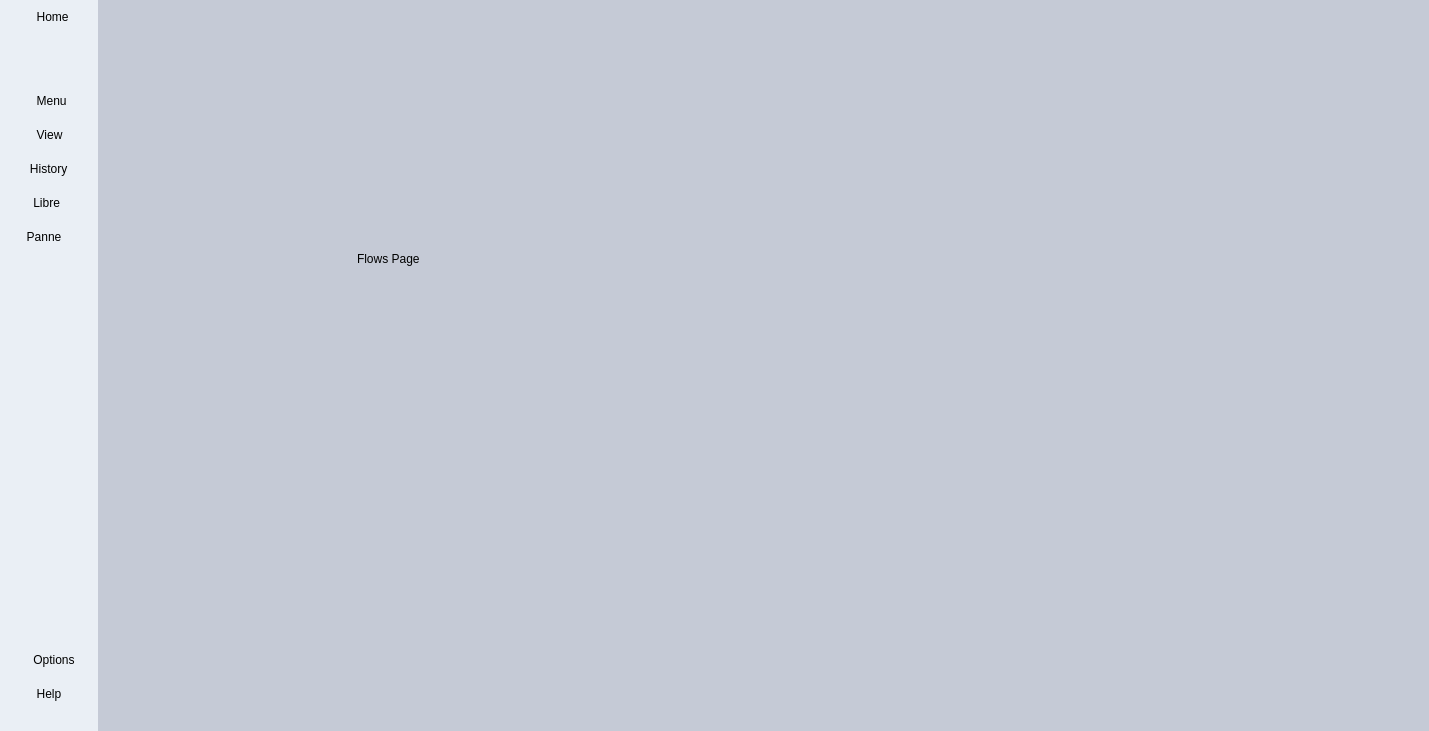
h471x/SQLite_Inventory_Management, file forms/mainapp.ui: the form before one commit.
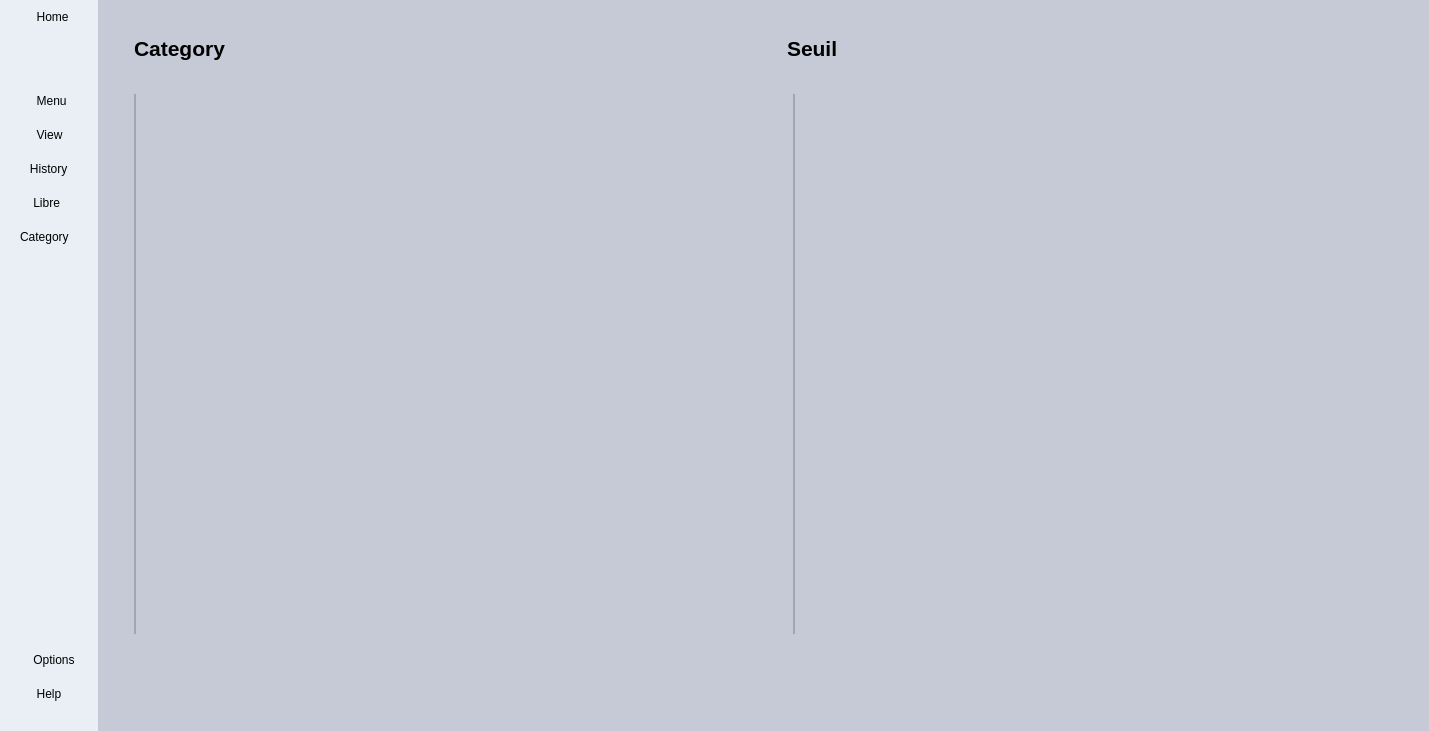
The form after the commit. The open tabs and pages were chosen to show the change. Icons and pictures are not drawn.

What changed in the file:
```diff
--- a/forms/mainapp.ui
+++ b/forms/mainapp.ui
@@ -66,7 +66,7 @@
 #Content QTreeView::item:Alternate{background-color: #a2a6ae;}
 #Content QTreeView::item:Hover{background-color: #d4d8e2;}
 
-#title, #title_2, #availableTitle,#availableTitle_2, #userTitle, #adminTitle, #creationTitle{
+#title, #title_2, #availableTitle,#availableTitle_2, #userTitle, #adminTitle, #creationTitle, #categoryTitle, #seuilTitle{
 	font-size: 16pt;
 	font-weight: bold;
 }
@@ -345,7 +345,7 @@
              <item>
               <widget class="QPushButton" name="PanneBtn">
                <property name="text">
-                <string>  Panne </string>
+                <string>Category </string>
                </property>
                <property name="icon">
                 <iconset resource="../resources/resources.qrc">
@@ -1688,7 +1688,7 @@
                         <number>0</number>
                        </property>
                        <item>
-                        <widget class="QTableWidget" name="categoryWidget">
+                        <widget class="QTableWidget" name="panneWidget">
                          <property name="focusPolicy">
                           <enum>Qt::NoFocus</enum>
                          </property>
@@ -2098,19 +2098,447 @@
           </layout>
          </widget>
          <widget class="QWidget" name="FlowsPage">
-          <widget class="QLabel" name="label_5">
-           <property name="geometry">
-            <rect>
-             <x>250</x>
-             <y>240</y>
-             <width>191</width>
-             <height>19</height>
-            </rect>
-           </property>
-           <property name="text">
-            <string>Flows Page</string>
-           </property>
-          </widget>
+          <layout class="QVBoxLayout" name="verticalLayout_33">
+           <item>
+            <widget class="QFrame" name="frame_30">
+             <property name="frameShape">
+              <enum>QFrame::StyledPanel</enum>
+             </property>
+             <property name="frameShadow">
+              <enum>QFrame::Raised</enum>
+             </property>
+             <layout class="QVBoxLayout" name="verticalLayout_34">
+              <item>
+               <widget class="QFrame" name="AvailableHeader_3">
+                <property name="frameShape">
+                 <enum>QFrame::StyledPanel</enum>
+                </property>
+                <property name="frameShadow">
+                 <enum>QFrame::Raised</enum>
+                </property>
+                <layout class="QHBoxLayout" name="horizontalLayout_22">
+                 <item>
+                  <widget class="QLabel" name="categoryTitle">
+                   <property name="text">
+                    <string>Category</string>
+                   </property>
+                  </widget>
+                 </item>
+                 <item>
+                  <spacer name="horizontalSpacer_26">
+                   <property name="orientation">
+                    <enum>Qt::Horizontal</enum>
+                   </property>
+                   <property name="sizeHint" stdset="0">
+                    <size>
+                     <width>276</width>
+                     <height>20</height>
+                    </size>
+                   </property>
+                  </spacer>
+                 </item>
+                 <item>
+                  <widget class="QLabel" name="seuilTitle">
+                   <property name="text">
+                    <string>Seuil</string>
+                   </property>
+                  </widget>
+                 </item>
+                 <item>
+                  <spacer name="horizontalSpacer_27">
+                   <property name="orientation">
+                    <enum>Qt::Horizontal</enum>
+                   </property>
+                   <property name="sizeHint" stdset="0">
+                    <size>
+                     <width>437</width>
+                     <height>20</height>
+                    </size>
+                   </property>
+                  </spacer>
+                 </item>
+                </layout>
+               </widget>
+              </item>
+              <item>
+               <widget class="QFrame" name="AvailableBody_3">
+                <property name="frameShape">
+                 <enum>QFrame::StyledPanel</enum>
+                </property>
+                <property name="frameShadow">
+                 <enum>QFrame::Raised</enum>
+                </property>
+                <layout class="QHBoxLayout" name="horizontalLayout_26" stretch="100,0,100">
+                 <property name="spacing">
+                  <number>0</number>
+                 </property>
+                 <property name="leftMargin">
+                  <number>0</number>
+                 </property>
+                 <property name="rightMargin">
+                  <number>0</number>
+                 </property>
+                 <property name="bottomMargin">
+                  <number>0</number>
+                 </property>
+                 <item>
+                  <widget class="QFrame" name="frame_31">
+                   <property name="frameShape">
+                    <enum>QFrame::StyledPanel</enum>
+                   </property>
+                   <property name="frameShadow">
+                    <enum>QFrame::Raised</enum>
+                   </property>
+                   <layout class="QHBoxLayout" name="horizontalLayout_27">
+                    <item>
+                     <widget class="QTableWidget" name="categoryWidget">
+                      <property name="focusPolicy">
+                       <enum>Qt::NoFocus</enum>
+                      </property>
+                      <property name="lineWidth">
+                       <number>2</number>
+                      </property>
+                      <property name="sizeAdjustPolicy">
+                       <enum>QAbstractScrollArea::AdjustToContents</enum>
+                      </property>
+                      <property name="autoScroll">
+                       <bool>false</bool>
+                      </property>
+                      <property name="editTriggers">
+                       <set>QAbstractItemView::NoEditTriggers</set>
+                      </property>
+                      <property name="tabKeyNavigation">
+                       <bool>false</bool>
+                      </property>
+                      <property name="alternatingRowColors">
+                       <bool>true</bool>
+                      </property>
+                      <property name="selectionMode">
+                       <enum>QAbstractItemView::ExtendedSelection</enum>
+                      </property>
+                      <property name="selectionBehavior">
+                       <enum>QAbstractItemView::SelectItems</enum>
+                      </property>
+                      <property name="verticalScrollMode">
+                       <enum>QAbstractItemView::ScrollPerPixel</enum>
+                      </property>
+                      <property name="horizontalScrollMode">
+                       <enum>QAbstractItemView::ScrollPerPixel</enum>
+                      </property>
+                      <property name="showGrid">
+                       <bool>true</bool>
+                      </property>
+                      <property name="gridStyle">
+                       <enum>Qt::SolidLine</enum>
+                      </property>
+                      <property name="columnCount">
+                       <number>0</number>
+                      </property>
+                      <attribute name="horizontalHeaderMinimumSectionSize">
+                       <number>50</number>
+                      </attribute>
+                      <attribute name="horizontalHeaderDefaultSectionSize">
+                       <number>50</number>
+                      </attribute>
+                      <attribute name="horizontalHeaderShowSortIndicator" stdset="0">
+                       <bool>true</bool>
+                      </attribute>
+                      <attribute name="horizontalHeaderStretchLastSection">
+                       <bool>false</bool>
+                      </attribute>
+                      <attribute name="verticalHeaderMinimumSectionSize">
+                       <number>30</number>
+                      </attribute>
+                      <attribute name="verticalHeaderStretchLastSection">
+                       <bool>false</bool>
+                      </attribute>
+                      <row>
+                       <property name="text">
+                        <string/>
+                       </property>
+                       <property name="textAlignment">
+                        <set>AlignCenter</set>
+                       </property>
+                      </row>
+                      <row>
+                       <property name="text">
+                        <string/>
+                       </property>
+                      </row>
+                      <row>
+                       <property name="text">
+                        <string/>
+                       </property>
+                      </row>
+                      <row>
+                       <property name="text">
+                        <string/>
+                       </property>
+                      </row>
+                      <row>
+                       <property name="text">
+                        <string/>
+                       </property>
+                      </row>
+                      <row>
+                       <property name="text">
+                        <string/>
+                       </property>
+                      </row>
+                      <row>
+                       <property name="text">
+                        <string/>
+                       </property>
+                      </row>
+                      <row>
+                       <property name="text">
+                        <string/>
+                       </property>
+                      </row>
+                      <row>
+                       <property name="text">
+                        <string/>
+                       </property>
+                      </row>
+                      <row>
+                       <property name="text">
+                        <string/>
+                       </property>
+                      </row>
+                      <row>
+                       <property name="text">
+                        <string/>
+                       </property>
+                      </row>
+                      <row>
+                       <property name="text">
+                        <string/>
+                       </property>
+                      </row>
+                      <row>
+                       <property name="text">
+                        <string/>
+                       </property>
+                      </row>
+                      <row>
+                       <property name="text">
+                        <string/>
+                       </property>
+                      </row>
+                      <row>
+                       <property name="text">
+                        <string/>
+                       </property>
+                      </row>
+                      <row>
+                       <property name="text">
+                        <string/>
+                       </property>
+                      </row>
+                      <row>
+                       <property name="text">
+                        <string/>
+                       </property>
+                      </row>
+                      <row>
+                       <property name="text">
+                        <string/>
+                       </property>
+                      </row>
+                     </widget>
+                    </item>
+                   </layout>
+                  </widget>
+                 </item>
+                 <item>
+                  <spacer name="horizontalSpacer_25">
+                   <property name="orientation">
+                    <enum>Qt::Horizontal</enum>
+                   </property>
+                   <property name="sizeHint" stdset="0">
+                    <size>
+                     <width>40</width>
+                     <height>20</height>
+                    </size>
+                   </property>
+                  </spacer>
+                 </item>
+                 <item>
+                  <widget class="QFrame" name="frame_32">
+                   <property name="frameShape">
+                    <enum>QFrame::StyledPanel</enum>
+                   </property>
+                   <property name="frameShadow">
+                    <enum>QFrame::Raised</enum>
+                   </property>
+                   <layout class="QHBoxLayout" name="horizontalLayout_28">
+                    <item>
+                     <widget class="QTableWidget" name="seuilWidget">
+                      <property name="focusPolicy">
+                       <enum>Qt::NoFocus</enum>
+                      </property>
+                      <property name="lineWidth">
+                       <number>2</number>
+                      </property>
+                      <property name="sizeAdjustPolicy">
+                       <enum>QAbstractScrollArea::AdjustToContents</enum>
+                      </property>
+                      <property name="autoScroll">
+                       <bool>false</bool>
+                      </property>
+                      <property name="editTriggers">
+                       <set>QAbstractItemView::NoEditTriggers</set>
+                      </property>
+                      <property name="tabKeyNavigation">
+                       <bool>false</bool>
+                      </property>
+                      <property name="alternatingRowColors">
+                       <bool>true</bool>
+                      </property>
+                      <property name="selectionMode">
+                       <enum>QAbstractItemView::ExtendedSelection</enum>
+                      </property>
+                      <property name="selectionBehavior">
+                       <enum>QAbstractItemView::SelectItems</enum>
+                      </property>
+                      <property name="verticalScrollMode">
+                       <enum>QAbstractItemView::ScrollPerPixel</enum>
+                      </property>
+                      <property name="horizontalScrollMode">
+                       <enum>QAbstractItemView::ScrollPerPixel</enum>
+                      </property>
+                      <property name="showGrid">
+                       <bool>true</bool>
+                      </property>
+                      <property name="gridStyle">
+                       <enum>Qt::SolidLine</enum>
+                      </property>
+                      <property name="columnCount">
+                       <number>0</number>
+                      </property>
+                      <attribute name="horizontalHeaderMinimumSectionSize">
+                       <number>50</number>
+                      </attribute>
+                      <attribute name="horizontalHeaderDefaultSectionSize">
+                       <number>50</number>
+                      </attribute>
+                      <attribute name="horizontalHeaderShowSortIndicator" stdset="0">
+                       <bool>true</bool>
+                      </attribute>
+                      <attribute name="horizontalHeaderStretchLastSection">
+                       <bool>false</bool>
+                      </attribute>
+                      <attribute name="verticalHeaderMinimumSectionSize">
+                       <number>30</number>
+                      </attribute>
+                      <attribute name="verticalHeaderStretchLastSection">
+                       <bool>false</bool>
+                      </attribute>
+                      <row>
+                       <property name="text">
+                        <string/>
+                       </property>
+                       <property name="textAlignment">
+                        <set>AlignCenter</set>
+                       </property>
+                      </row>
+                      <row>
+                       <property name="text">
+                        <string/>
+                       </property>
+                      </row>
+                      <row>
+                       <property name="text">
+                        <string/>
+                       </property>
+                      </row>
+                      <row>
+                       <property name="text">
+                        <string/>
+                       </property>
+                      </row>
+                      <row>
+                       <property name="text">
+                        <string/>
+                       </property>
+                      </row>
+                      <row>
+                       <property name="text">
+                        <string/>
+                       </property>
+                      </row>
+                      <row>
+                       <property name="text">
+                        <string/>
+                       </property>
+                      </row>
+                      <row>
+                       <property name="text">
+                        <string/>
+                       </property>
+                      </row>
+                      <row>
+                       <property name="text">
+                        <string/>
+                       </property>
+                      </row>
+                      <row>
+                       <property name="text">
+                        <string/>
+                       </property>
+                      </row>
+                      <row>
+                       <property name="text">
+                        <string/>
+                       </property>
+                      </row>
+                      <row>
+                       <property name="text">
+                        <string/>
+                       </property>
+                      </row>
+                      <row>
+                       <property name="text">
+                        <string/>
+                       </property>
+                      </row>
+                      <row>
+                       <property name="text">
+                        <string/>
+                       </property>
+                      </row>
+                      <row>
+                       <property name="text">
+                        <string/>
+                       </property>
+                      </row>
+                      <row>
+                       <property name="text">
+                        <string/>
+                       </property>
+                      </row>
+                      <row>
+                       <property name="text">
+                        <string/>
+                       </property>
+                      </row>
+                      <row>
+                       <property name="text">
+                        <string/>
+                       </property>
+                      </row>
+                     </widget>
+                    </item>
+                   </layout>
+                  </widget>
+                 </item>
+                </layout>
+               </widget>
+              </item>
+             </layout>
+            </widget>
+           </item>
+          </layout>
          </widget>
          <widget class="QWidget" name="AvailablePage">
           <layout class="QHBoxLayout" name="horizontalLayout_13">
```
Left out of the diff: 44 changed lines with no effect on the pictures.
